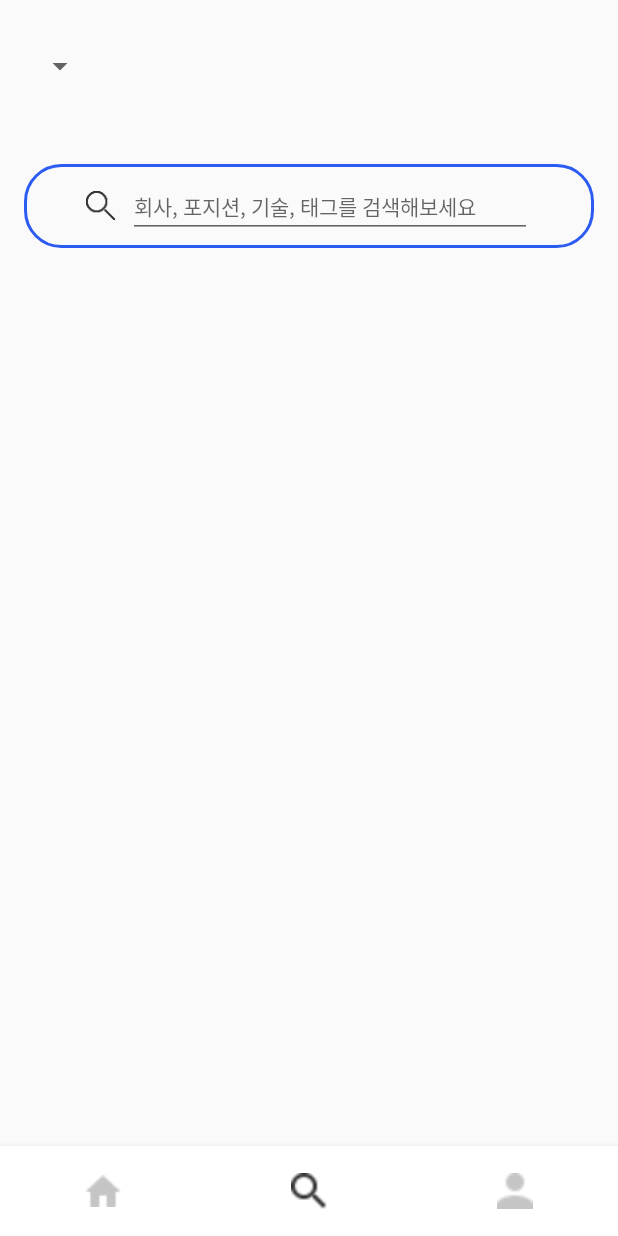
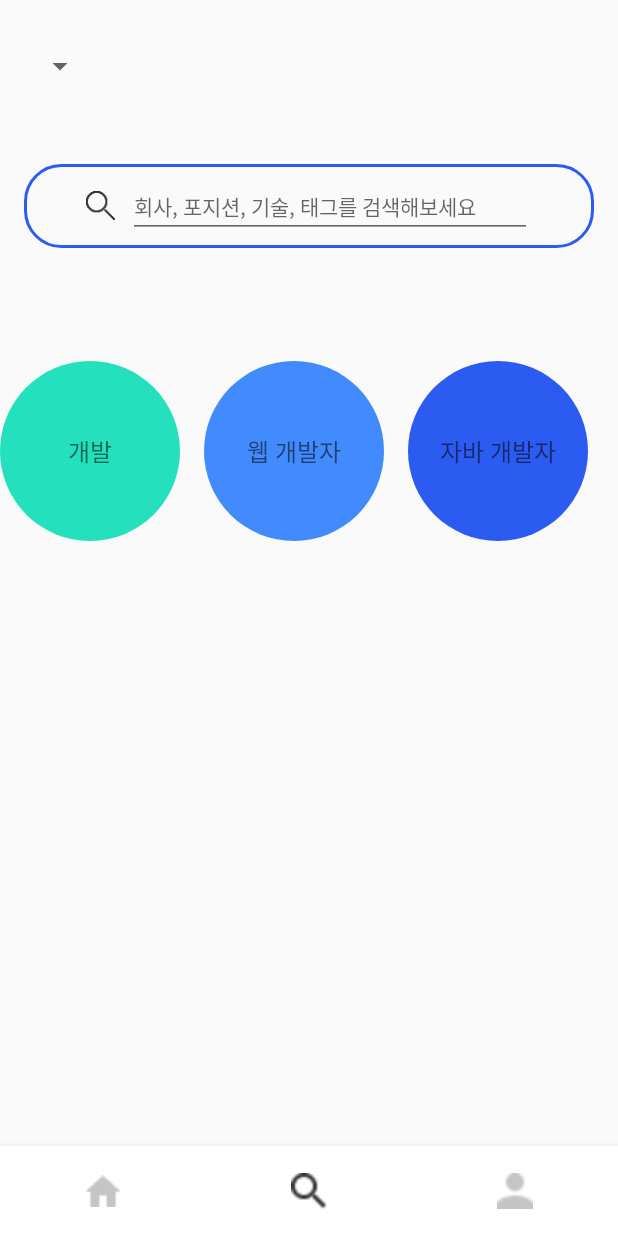
Before and after one commit to sopt-seminar/SOPT_26_collaboration, an Android app: the screen it shows after launch (MainActivity), item 2 of the bottom bar chosen, on a phone screen of 412 x 824 dp. Run offline under Robolectric (Android 15) with nearby library versions, the phone set to English and light mode, and no system bars; our stand-ins replace data binding.

Commit message:
가장 많이 찾아보는 직군 리사이클러뷰 구현
BaseAdapter, BaseViewHolder 추가

```diff
--- a/app/build.gradle
+++ b/app/build.gradle
@@ -23,6 +23,8 @@ android {
             proguardFiles getDefaultProguardFile('proguard-android-optimize.txt'), 'proguard-rules.pro'
         }
     }
+
+    dataBinding { enabled = true }
 
 }
 
--- a/app/src/main/java/com/example/sopt_26_collaboration/Fragment/SearchFragment.kt
+++ b/app/src/main/java/com/example/sopt_26_collaboration/Fragment/SearchFragment.kt
@@ -5,20 +5,38 @@ import androidx.fragment.app.Fragment
 import android.view.LayoutInflater
 import android.view.View
 import android.view.ViewGroup
+import androidx.recyclerview.widget.LinearLayoutManager
+import androidx.recyclerview.widget.RecyclerView
+import com.example.sopt_26_collaboration.Fragment.adapter.PopularFieldAdapter
+import com.example.sopt_26_collaboration.Fragment.adapter.decoration.MarginDecoration
+import com.example.sopt_26_collaboration.Fragment.model.FieldData
 
 import com.example.sopt_26_collaboration.R
+import kotlinx.android.synthetic.main.fragment_search.*
 
 /**
  * A simple [Fragment] subclass.
  */
 class SearchFragment : Fragment() {
+    private val popularFieldAdapter: PopularFieldAdapter by lazy { PopularFieldAdapter() }
 
-    override fun onCreateView(
-        inflater: LayoutInflater, container: ViewGroup?,
-        savedInstanceState: Bundle?
-    ): View? {
-        // Inflate the layout for this fragment
+    override fun onCreateView(inflater: LayoutInflater, container: ViewGroup?, savedInstanceState: Bundle?): View? {
         return inflater.inflate(R.layout.fragment_search, container, false)
     }
 
+    override fun onViewCreated(view: View, savedInstanceState: Bundle?) {
+        val fieldList = mutableListOf<FieldData>()
+        fieldList.add(FieldData("개발", "#24e0bd"))
+        fieldList.add(FieldData("웹 개발자", "#428bff"))
+        fieldList.add(FieldData("자바 개발자", "#2c5bf2"))
+
+        recycler_popular_field.apply {
+            layoutManager = LinearLayoutManager(activity, LinearLayoutManager.HORIZONTAL, false)
+            popularFieldAdapter.setList(fieldList)
+            adapter = popularFieldAdapter
+            this.addItemDecoration(MarginDecoration(context, 16, RecyclerView.HORIZONTAL))
+        }
+
+        super.onViewCreated(view, savedInstanceState)
+    }
 }
--- /dev/null
+++ b/app/src/main/java/com/example/sopt_26_collaboration/Fragment/adapter/PopularFieldAdapter.kt
@@ -0,0 +1,14 @@
+package com.example.sopt_26_collaboration.Fragment.adapter
+
+import android.view.ViewGroup
+import com.example.sopt_26_collaboration.Fragment.adapter.viewholder.PopularFieldViewHolder
+import com.example.sopt_26_collaboration.Fragment.model.FieldData
+import com.example.sopt_26_collaboration.base.BaseAdapter
+import com.example.sopt_26_collaboration.base.BaseViewHolder
+
+class PopularFieldAdapter : BaseAdapter<FieldData>() {
+
+    override fun onCreateViewHolder(parent: ViewGroup, viewType: Int): PopularFieldViewHolder {
+        return PopularFieldViewHolder(parent)
+    }
+}
--- /dev/null
+++ b/app/src/main/java/com/example/sopt_26_collaboration/Fragment/adapter/decoration/MarginDecoration.kt
@@ -0,0 +1,40 @@
+package com.example.sopt_26_collaboration.Fragment.adapter.decoration
+
+import android.content.Context
+import android.graphics.Rect
+import android.util.TypedValue
+import android.view.View
+import androidx.recyclerview.widget.RecyclerView
+
+class MarginDecoration(private val context: Context, var margin: Int, private val orientation: Int) : RecyclerView.ItemDecoration() {
+
+    init {
+        margin = dpToPx(margin)
+    }
+
+    override fun getItemOffsets(
+        outRect: Rect,
+        view: View,
+        parent: RecyclerView,
+        state: RecyclerView.State
+    ) {
+        super.getItemOffsets(outRect, view, parent, state)
+
+        val position = parent.getChildAdapterPosition(view)
+        val itemCount = state.itemCount
+
+        if (position != itemCount - 1)
+            when(orientation) {
+                RecyclerView.HORIZONTAL -> outRect.right = margin
+                RecyclerView.VERTICAL -> outRect.bottom = margin
+            }
+    }
+
+    private fun dpToPx(dp: Int): Int {
+        return TypedValue.applyDimension(
+            TypedValue.COMPLEX_UNIT_DIP,
+            dp.toFloat(),
+            context.resources.displayMetrics
+        ).toInt()
+    }
+}
--- /dev/null
+++ b/app/src/main/java/com/example/sopt_26_collaboration/Fragment/adapter/viewholder/PopularFieldViewHolder.kt
@@ -0,0 +1,21 @@
+package com.example.sopt_26_collaboration.Fragment.adapter.viewholder
+
+import android.graphics.drawable.GradientDrawable
+import android.view.ViewGroup
+import com.example.sopt_26_collaboration.Fragment.model.FieldData
+import com.example.sopt_26_collaboration.R
+import com.example.sopt_26_collaboration.base.BaseViewHolder
+import com.example.sopt_26_collaboration.databinding.PopularFieldItemBinding
+
+class PopularFieldViewHolder(parent: ViewGroup) :
+    BaseViewHolder<FieldData, PopularFieldItemBinding>(R.layout.popular_field_item, parent) {
+
+    override fun bind(data: FieldData) {
+        binding.run {
+            val backgroundShape = layoutFieldItem.background as GradientDrawable
+            backgroundShape.setColor(data.colorState)
+
+            textNamePopularFieldItem.text = data.name
+        }
+    }
+}
--- /dev/null
+++ b/app/src/main/java/com/example/sopt_26_collaboration/Fragment/model/FieldData.kt
@@ -0,0 +1,10 @@
+package com.example.sopt_26_collaboration.Fragment.model
+
+import android.content.res.ColorStateList
+import android.graphics.Color
+
+data class FieldData(val name: String, val color: String) {
+    val colorState: Int
+        get() = Color.parseColor(color)
+
+}
--- /dev/null
+++ b/app/src/main/java/com/example/sopt_26_collaboration/base/baseAdapter.kt
@@ -0,0 +1,63 @@
+package com.example.sopt_26_collaboration.base
+
+import androidx.recyclerview.widget.RecyclerView
+
+abstract class BaseAdapter<T> : RecyclerView.Adapter<BaseViewHolder<T, *>>() {
+
+    private var items: MutableList<T> = mutableListOf()
+
+    override fun onBindViewHolder(holder: BaseViewHolder<T, *>, position: Int) {
+        holder.bind(items[position])
+    }
+
+    override fun getItemCount(): Int = items.size
+
+    fun setList(data: List<T>) {
+        clear()
+        addAll(data)
+    }
+
+
+    fun add(data: T) {
+        insert(data, items.size)
+    }
+
+
+    fun addAll(data: List<T>?) {
+        if (data == null) {
+            return
+        }
+
+        val startIndex = items.size
+        items.addAll(startIndex, data)
+        notifyItemRangeInserted(startIndex, data.size)
+    }
+
+    fun getItem(position: Int): T {
+        return items[position]
+    }
+
+
+    fun insert(data: T, position: Int) {
+        items.add(position, data)
+        notifyItemInserted(position)
+    }
+
+
+    fun remove(position: Int) {
+        items.removeAt(position)
+        notifyItemRemoved(position)
+    }
+
+
+    fun change(position: Int, data: T) {
+        items[position] = data
+        notifyItemChanged(position)
+    }
+
+    fun clear() {
+        val size = items.size
+        items.clear()
+        notifyItemRangeRemoved(0, size)
+    }
+}
--- /dev/null
+++ b/app/src/main/java/com/example/sopt_26_collaboration/base/baseViewHolder.kt
@@ -0,0 +1,19 @@
+package com.example.sopt_26_collaboration.base
+
+import android.view.LayoutInflater
+import android.view.ViewGroup
+import androidx.annotation.LayoutRes
+import androidx.databinding.DataBindingUtil
+import androidx.databinding.ViewDataBinding
+import androidx.recyclerview.widget.RecyclerView
+
+abstract class BaseViewHolder<T, B : ViewDataBinding>(
+    @LayoutRes layoutRes: Int,
+    parent: ViewGroup
+) : RecyclerView.ViewHolder(LayoutInflater.from(parent.context).inflate(layoutRes, parent, false)) {
+
+    protected var binding: B = DataBindingUtil.bind(itemView)!!
+
+    abstract fun bind(data: T)
+
+}
--- /dev/null
+++ b/app/src/main/res/drawable/circle_no_color.xml
@@ -0,0 +1,6 @@
+<?xml version="1.0" encoding="utf-8"?>
+<shape
+    xmlns:android="http://schemas.android.com/apk/res/android"
+    android:shape="oval">
+
+</shape>
--- /dev/null
+++ b/app/src/main/res/layout/popular_field_item.xml
@@ -0,0 +1,29 @@
+<?xml version="1.0" encoding="utf-8"?>
+<layout>
+
+    <data>
+
+    </data>
+
+    <androidx.constraintlayout.widget.ConstraintLayout
+        xmlns:android="http://schemas.android.com/apk/res/android"
+        xmlns:app="http://schemas.android.com/apk/res-auto"
+        android:id="@+id/layout_field_item"
+        android:layout_width="120dp"
+        android:layout_height="120dp"
+        android:background="@drawable/circle_no_color">
+
+        <TextView
+            android:id="@+id/text_name_popular_field_item"
+            android:layout_width="wrap_content"
+            android:layout_height="wrap_content"
+            android:lineHeight="19sp"
+            android:text="직군"
+            android:textSize="16sp"
+            app:layout_constraintBottom_toBottomOf="parent"
+            app:layout_constraintEnd_toEndOf="parent"
+            app:layout_constraintStart_toStartOf="parent"
+            app:layout_constraintTop_toTopOf="parent" />
+    </androidx.constraintlayout.widget.ConstraintLayout>
+
+</layout>
```
